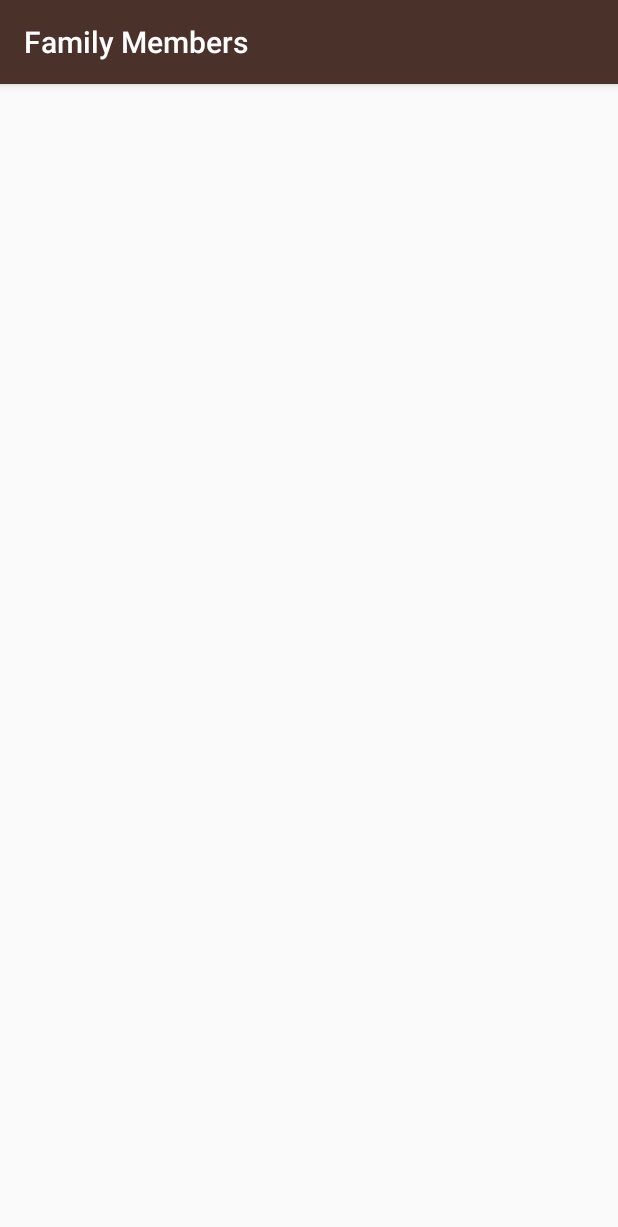
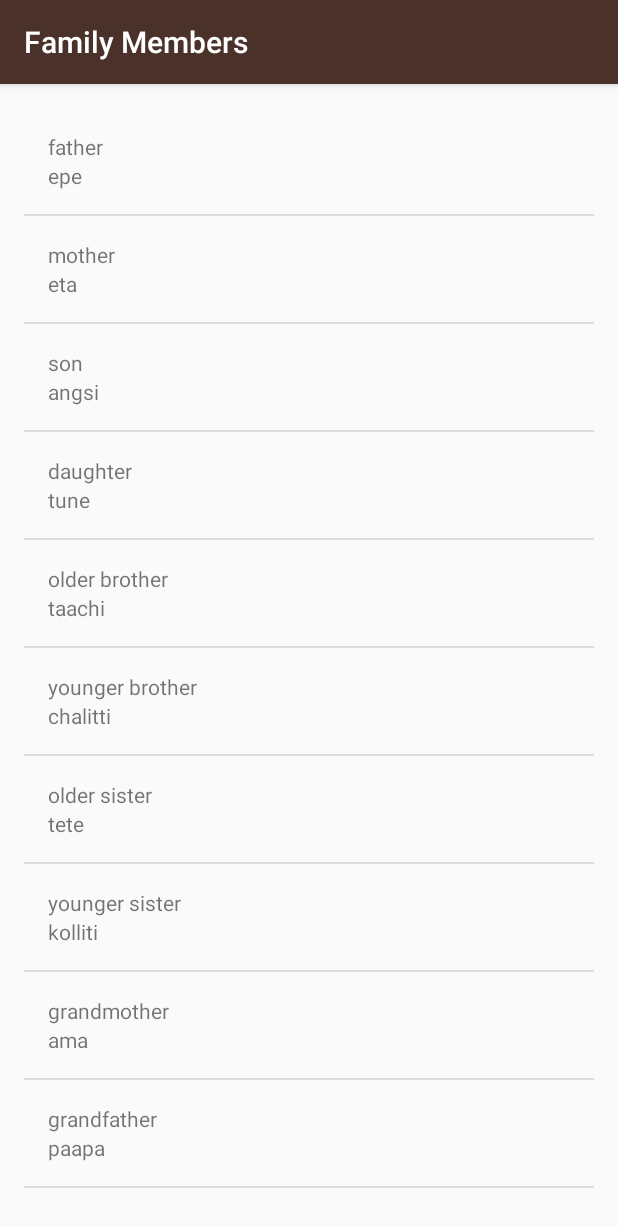
Before and after one commit to rafalrudzinski/Miwok, an Android app: the FamilyActivity screen opened directly, with no data from a screen before it, on a phone screen of 412 x 824 dp. Shown: the top 1227 px of the screen. Run offline under Robolectric (Android 15) with nearby library versions, the phone set to English and light mode, and no system bars.

Commit message:
refactored all category activities to utilize the WordAdapter and the list_item layout.

```diff
--- a/app/src/main/java/com/example/android/miwok/FamilyActivity.java
+++ b/app/src/main/java/com/example/android/miwok/FamilyActivity.java
@@ -2,12 +2,33 @@
 
 import android.support.v7.app.AppCompatActivity;
 import android.os.Bundle;
+import android.widget.ListView;
+
+import java.util.ArrayList;
 
 public class FamilyActivity extends AppCompatActivity {
 
     @Override
     protected void onCreate(Bundle savedInstanceState) {
         super.onCreate(savedInstanceState);
-        setContentView(R.layout.activity_family);
+        setContentView(R.layout.word_list);
+
+        ArrayList<Word> words = new ArrayList<Word>();
+        words.add(new Word("father", "epe"));
+        words.add(new Word("mother", "eta"));
+        words.add(new Word("son", "angsi"));
+        words.add(new Word("daughter", "tune"));
+        words.add(new Word("older brother", "taachi"));
+        words.add(new Word("younger brother", "chalitti"));
+        words.add(new Word("older sister", "tete"));
+        words.add(new Word("younger sister", "kolliti"));
+        words.add(new Word("grandmother", "ama"));
+        words.add(new Word("grandfather", "paapa"));
+
+        WordAdapter adapter = new WordAdapter(this, words);
+
+        ListView listView = (ListView) findViewById(R.id.list);
+
+        listView.setAdapter(adapter);
     }
 }
--- a/app/src/main/java/com/example/android/miwok/NumbersActivity.java
+++ b/app/src/main/java/com/example/android/miwok/NumbersActivity.java
@@ -2,8 +2,6 @@
 
 import android.support.v7.app.AppCompatActivity;
 import android.os.Bundle;
-import android.util.Log;
-import android.widget.ArrayAdapter;
 import android.widget.ListView;
 
 
@@ -14,7 +12,7 @@
     @Override
     protected void onCreate(Bundle savedInstanceState) {
         super.onCreate(savedInstanceState);
-        setContentView(R.layout.activity_numbers);
+        setContentView(R.layout.word_list);
 
         ArrayList<Word> words = new ArrayList<Word>();
         words.add(new Word("one", "lutti"));
--- a/app/src/main/java/com/example/android/miwok/PhrasesActivity.java
+++ b/app/src/main/java/com/example/android/miwok/PhrasesActivity.java
@@ -8,6 +8,6 @@
     @Override
     protected void onCreate(Bundle savedInstanceState) {
         super.onCreate(savedInstanceState);
-        setContentView(R.layout.activity_phrases);
+        setContentView(R.layout.word_list);
     }
 }
--- a/app/src/main/res/layout/activity_family.xml
+++ /dev/null
@@ -1,13 +0,0 @@
-<?xml version="1.0" encoding="utf-8"?>
-<RelativeLayout xmlns:android="http://schemas.android.com/apk/res/android"
-    xmlns:tools="http://schemas.android.com/tools"
-    android:id="@+id/activity_family_members"
-    android:layout_width="match_parent"
-    android:layout_height="match_parent"
-    android:paddingBottom="@dimen/activity_vertical_margin"
-    android:paddingLeft="@dimen/activity_horizontal_margin"
-    android:paddingRight="@dimen/activity_horizontal_margin"
-    android:paddingTop="@dimen/activity_vertical_margin"
-    tools:context="com.example.android.miwok.FamilyActivity">
-
-</RelativeLayout>
```
Also changed, not shown: app/src/main/java/com/example/android/miwok/ColorsActivity.java (+20 -1 lines), app/src/main/res/layout/activity_colors.xml (deleted, +0 -13 lines), app/src/main/res/layout/activity_phrases.xml (deleted, +0 -13 lines), app/src/main/res/layout/word_list.xml (renamed from app/src/main/res/layout/activity_numbers.xml).
